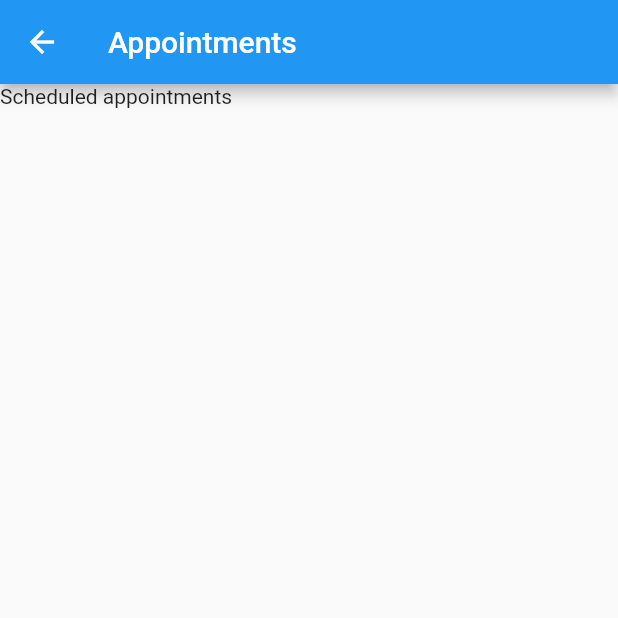
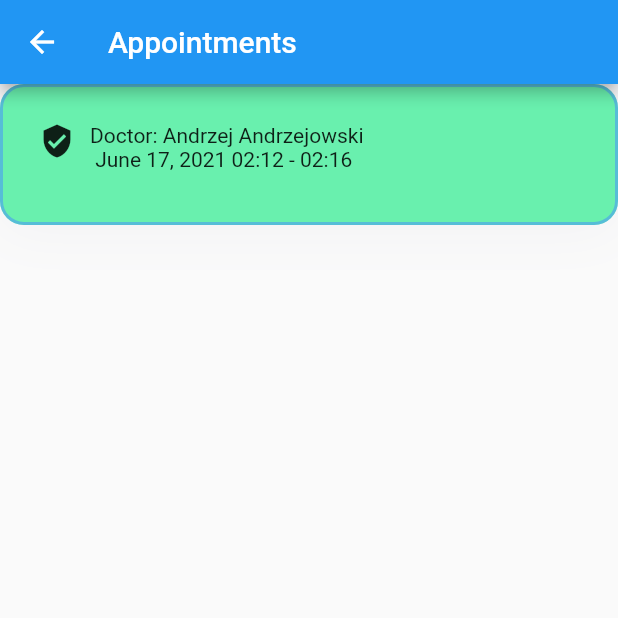
Before and after one commit to Ritalffy/HealthApp, a Flutter app: the ScheduledAppointments screen opened directly, on a phone screen of 412 x 824 dp, the top half of it. Run offline on Flutter 3.47's test engine with Material 2 defaults, Android fonts, the phone set to English and light mode, and no system bars; our stand-ins replace bloc, dio, equatable, flutter_bloc, flutter_secure_storage, formz and 1 more; accounts and stored records are empty.

Commit message:
wip demo

```diff
--- a/lib/dashboard/dashboard_page.dart
+++ b/lib/dashboard/dashboard_page.dart
@@ -19,6 +19,7 @@ class _DashboardPageState extends State<DashboardPage> {
     DashboardTab.appointments: GlobalKey<NavigatorState>(),
     DashboardTab.setting: GlobalKey<NavigatorState>(),
   };
+  int openIncrementator = 0;
 
   @override
   Widget build(BuildContext context) {
@@ -75,6 +76,7 @@ class _DashboardPageState extends State<DashboardPage> {
     setState(() {
       _selectedIndex = index;
     });
+    openIncrementator++;
   }
 
   Route<void> generateRoute(RouteSettings settings) {
--- a/lib/my_appointments/scheduled_appointments.dart
+++ b/lib/my_appointments/scheduled_appointments.dart
@@ -1,4 +1,5 @@
 import 'package:flutter/material.dart';
+import 'package:health_app/widgets/cards/primary_card.dart';
 
 class ScheduledAppointments extends StatelessWidget {
   const ScheduledAppointments({Key? key}) : super(key: key);
@@ -9,7 +10,13 @@ class ScheduledAppointments extends StatelessWidget {
       appBar: AppBar(title: const Text('Appointments')),
       body: ListView(
         children: [
-          Text('Scheduled appointments'),
+          PrimaryCard(
+            isSelected: true,
+            buttonLabel: 'Schedule',
+            description:
+                'Doctor: Andrzej Andrzejowski\n June 17, 2021 02:12 - 02:16 ',
+            iconData: Icons.verified_user_sharp,
+          ),
         ],
       ),
     );
--- a/lib/patient_appointments/bloc/appointment_bloc.dart
+++ b/lib/patient_appointments/bloc/appointment_bloc.dart
@@ -58,9 +58,9 @@ class AppointmentBloc extends Bloc<AppointmentEvent, AppointmentState> {
     yield state.copyWith(
         schedulingAppointmentStatus: SchedulingAppointmentStatus.loading);
     try {
-      // TODO: add put visit
-      //get user id
-      //put visit
+        // TODO: add put visit
+        //get user id
+        //put visit
 
       yield state.copyWith(
         schedulingAppointmentStatus: SchedulingAppointmentStatus.fetched,
--- a/lib/patient_appointments/widgets/appointment_view_wrapper.dart
+++ b/lib/patient_appointments/widgets/appointment_view_wrapper.dart
@@ -17,7 +17,7 @@ class AppointmentViewWrapper extends StatelessWidget {
             return Text('error occurred');
 
           case AvaiableAppointmentStatus.fetched:
-            return AppointmentsView(
+            return AppointmFentsView(
               appointments: state.avaiableAppointments,
             );
 
```
Also changed, not shown: lib/patient_appointments/widgets/appointment_flow.dart (+14 -0 lines).
